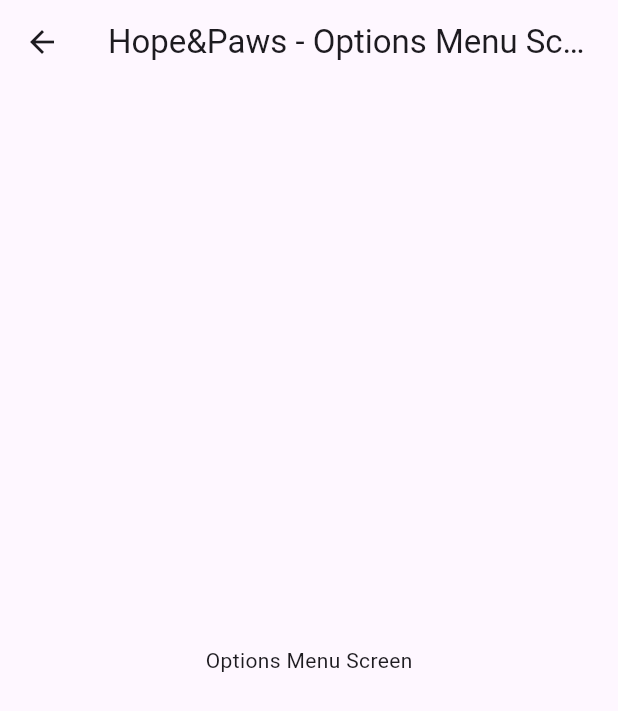
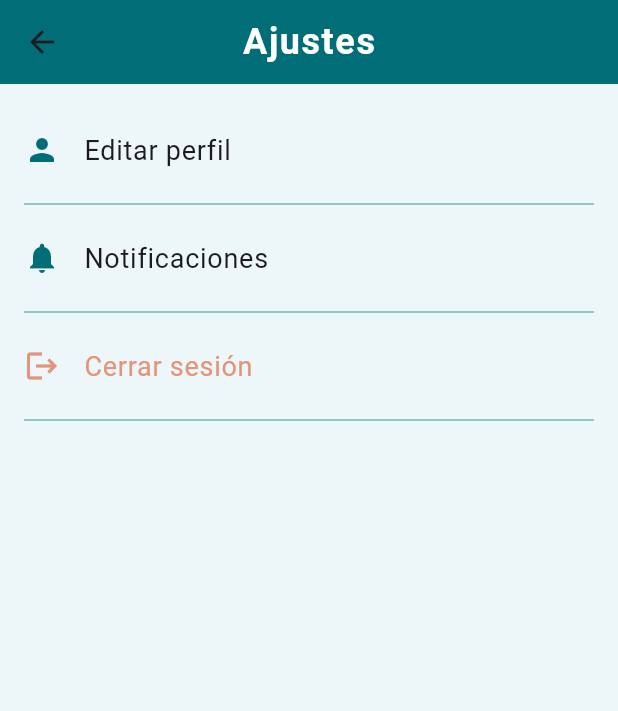
Before and after one commit to ShadeCoder7/pet_app, a Flutter app: the OptionsMenuScreen screen opened directly, on a phone screen of 412 x 824 dp. Shown: the top 711 px of the screen. Run offline on Flutter 3.47's test engine with Material 3 defaults, Android fonts, the phone set to English and light mode, and no system bars; our stand-ins replace firebase_auth, firebase_core; accounts and stored records are empty.

Commit message:
feat(options): add confirmation dialog before logout

```diff
--- a/frontend/lib/screens/options/options_menu_screen.dart
+++ b/frontend/lib/screens/options/options_menu_screen.dart
@@ -1,4 +1,6 @@
 import 'package:flutter/material.dart';
+import 'package:firebase_auth/firebase_auth.dart'; // FirebaseAuth for logout
+import '../../utils/app_colors.dart';
 
 class OptionsMenuScreen extends StatelessWidget {
   const OptionsMenuScreen({Key? key}) : super(key: key);
@@ -6,8 +8,117 @@ class OptionsMenuScreen extends StatelessWidget {
   @override
   Widget build(BuildContext context) {
     return Scaffold(
-      appBar: AppBar(title: Text('Hope&Paws - Options Menu Screen')),
-      body: Center(child: Text('Options Menu Screen')),
+      backgroundColor: AppColors.lightBlueWhite, // Consistent background
+      appBar: AppBar(
+        backgroundColor: AppColors.deepGreen, // Primary color for header
+        elevation: 0,
+        centerTitle: true,
+        title: const Text(
+          'Ajustes', // Visible text in Spanish
+          style: TextStyle(
+            color: Colors.white,
+            fontWeight: FontWeight.bold,
+            fontSize: 24,
+            letterSpacing: 1.05,
+          ),
+        ),
+      ),
+      body: SafeArea(
+        child: ListView(
+          padding: const EdgeInsets.symmetric(vertical: 16),
+          children: [
+            // Profile edit option
+            ListTile(
+              leading: Icon(Icons.person, color: AppColors.deepGreen),
+              title: const Text(
+                'Editar perfil', // Visible text in Spanish
+                style: TextStyle(fontSize: 18),
+              ),
+              onTap: () {
+                // Navigate to public profile or own profile edit screen
+                Navigator.pushNamed(context, '/public-profile');
+              },
+            ),
+            Divider(
+              color: AppColors.softGreen,
+              thickness: 1.2,
+              indent: 16,
+              endIndent: 16,
+            ),
+            // Notifications settings option
+            ListTile(
+              leading: Icon(Icons.notifications, color: AppColors.deepGreen),
+              title: const Text(
+                'Notificaciones', // Visible text in Spanish
+                style: TextStyle(fontSize: 18),
+              ),
+              onTap: () {
+                // Placeholder: navigate to notifications settings screen
+                // Example: Navigator.pushNamed(context, '/notifications');
+              },
+            ),
+            Divider(
+              color: AppColors.softGreen,
+              thickness: 1.2,
+              indent: 16,
+              endIndent: 16,
+            ),
+            // Logout option with confirmation dialog
+            ListTile(
+              leading: Icon(Icons.logout, color: AppColors.terracotta),
+              title: const Text(
+                'Cerrar sesión', // Visible text in Spanish
+                style: TextStyle(fontSize: 18, color: AppColors.terracotta),
+              ),
+              onTap: () {
+                // Show confirmation dialog before logging out
+                showDialog(
+                  context: context,
+                  builder: (context) {
+                    return AlertDialog(
+                      title: const Text(
+                        'Confirmar cierre de sesión',
+                      ), // Spanish title
+                      content: const Text(
+                        '¿Estás seguro de que deseas cerrar sesión?', // Spanish content
+                      ),
+                      actions: [
+                        TextButton(
+                          onPressed: () {
+                            Navigator.of(context).pop(); // Dismiss dialog
+                          },
+                          child: const Text('Cancelar'), // Spanish button text
+                        ),
+                        TextButton(
+                          onPressed: () async {
+                            Navigator.of(context).pop(); // Dismiss dialog
+                            await FirebaseAuth.instance.signOut(); // Sign out
+                            Navigator.pushNamedAndRemoveUntil(
+                              context,
+                              '/login',
+                              (route) => false,
+                            );
+                          },
+                          child: const Text(
+                            'Cerrar sesión', // Spanish button text
+                            style: TextStyle(color: AppColors.terracotta),
+                          ),
+                        ),
+                      ],
+                    );
+                  },
+                );
+              },
+            ),
+            Divider(
+              color: AppColors.softGreen,
+              thickness: 1.2,
+              indent: 16,
+              endIndent: 16,
+            ),
+          ],
+        ),
+      ),
     );
   }
 }
```
